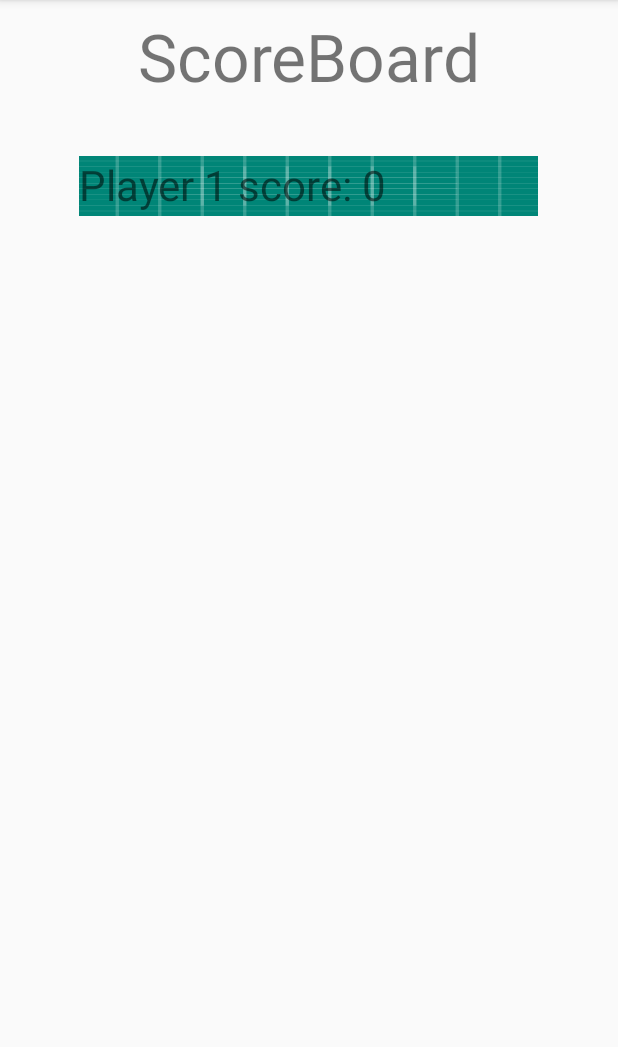
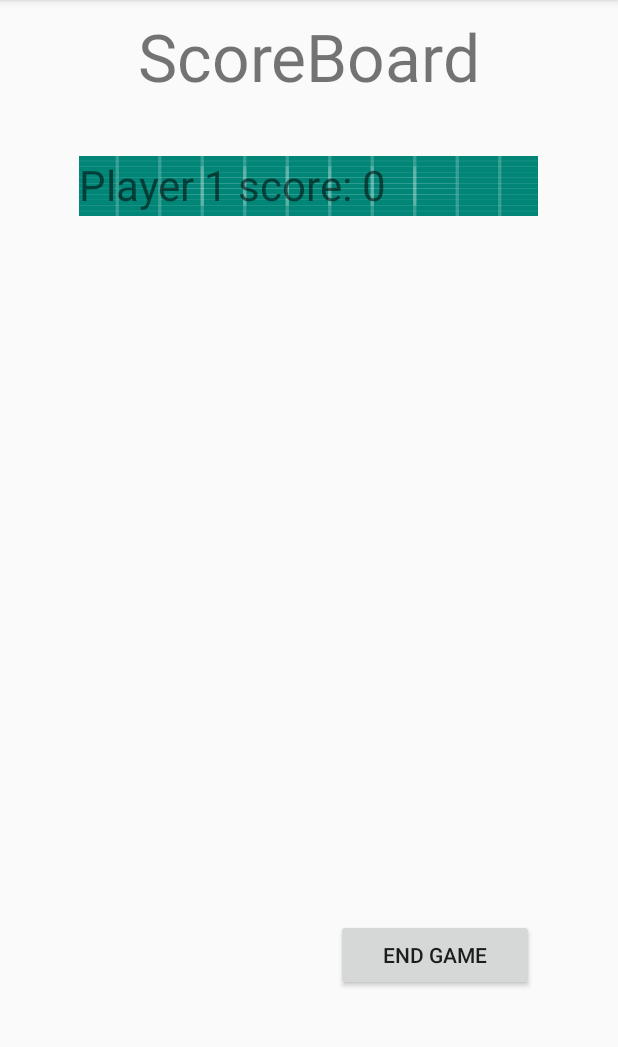
Before and after one commit to glie2/FreedomOfSpeech, an Android app: the ScoreBoardActivity screen opened directly, with no data from a screen before it, on a phone screen of 412 x 824 dp, the part 84-1131 px from its top. Run offline under Robolectric (Android 15) with nearby library versions, the phone set to English and light mode, and no system bars.

```diff
--- a/app/src/main/java/com/example/freedomofspeech/ScoreBoardActivity.java
+++ b/app/src/main/java/com/example/freedomofspeech/ScoreBoardActivity.java
@@ -5,6 +5,8 @@ import androidx.appcompat.app.AppCompatActivity;
 import android.os.Bundle;
 import android.view.View;
 import android.widget.TextView;
+import android.widget.Button;
+import android.content.Intent;
 
 public class ScoreBoardActivity extends AppCompatActivity {
 
@@ -19,10 +21,39 @@ public class ScoreBoardActivity extends AppCompatActivity {
     TextView p7score;
     TextView p8score;
 
+    Button endgameButton;
+
     @Override
     protected void onCreate(Bundle savedInstanceState) {
         super.onCreate(savedInstanceState);
         setContentView(R.layout.activity_score_board);
+
+        endgameButton = findViewById(R.id.endgameButton);
+
+        endgameButton.setOnClickListener(new View.OnClickListener() {
+            @Override
+            public void onClick(View v) {
+                //Ending/Restarting the Game procedures
+
+                //resets scoreboard to 0
+                for (int i = 0; i < MainActivity.scoreBoard.length; i++) {
+                    MainActivity.scoreBoard[i] = 0;
+                }
+                //resets usedWords list to empty
+                MainActivity.usedWords.clear();
+
+                //Resets variables
+                MainActivity.beginningOfGame = true;
+                MainActivity.previousWord = "";
+                MainActivity.jackpot = 1;
+                MainActivity.numPlayers = 1;
+                MainActivity.playerIndex = 0;
+
+
+                startActivity(new Intent(ScoreBoardActivity.this, MainActivity.class));
+            }
+        });
+
 
         // the number of players participating
         int numberOfPlayers = MainActivity.numPlayers;
--- a/app/src/main/res/layout/activity_score_board.xml
+++ b/app/src/main/res/layout/activity_score_board.xml
@@ -133,9 +133,21 @@
         app:layout_constraintStart_toStartOf="parent"
         app:layout_constraintTop_toTopOf="parent" />
 
-
-
-
+    <Button
+        android:id="@+id/endgameButton"
+        android:layout_width="132dp"
+        android:layout_height="wrap_content"
+        android:layout_marginStart="8dp"
+        android:layout_marginTop="8dp"
+        android:layout_marginEnd="56dp"
+        android:layout_marginBottom="8dp"
+        android:text="End Game"
+        app:layout_constraintBottom_toBottomOf="parent"
+        app:layout_constraintEnd_toEndOf="parent"
+        app:layout_constraintHorizontal_bias="1.0"
+        app:layout_constraintStart_toStartOf="parent"
+        app:layout_constraintTop_toBottomOf="@+id/player8score"
+        app:layout_constraintVertical_bias="0.526" />
 
 
 </androidx.constraintlayout.widget.ConstraintLayout>
```
